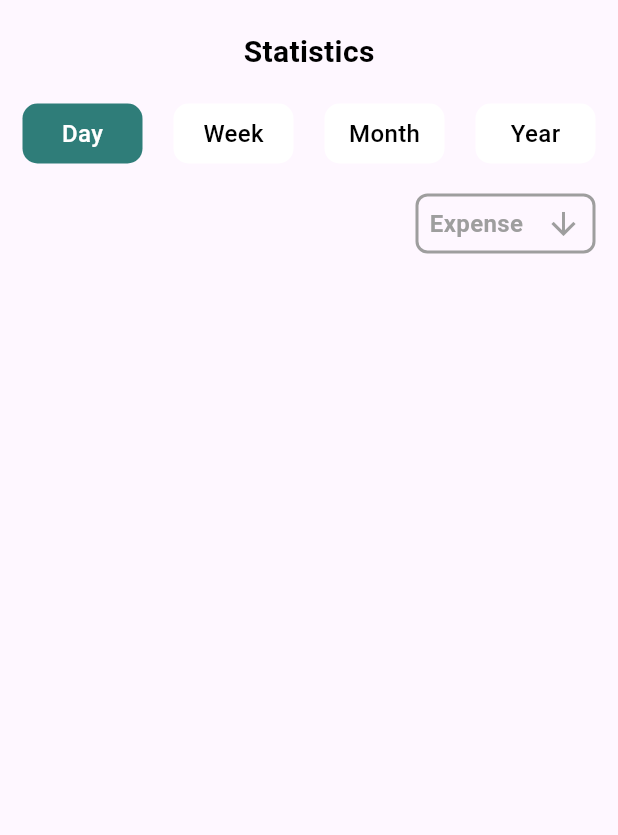
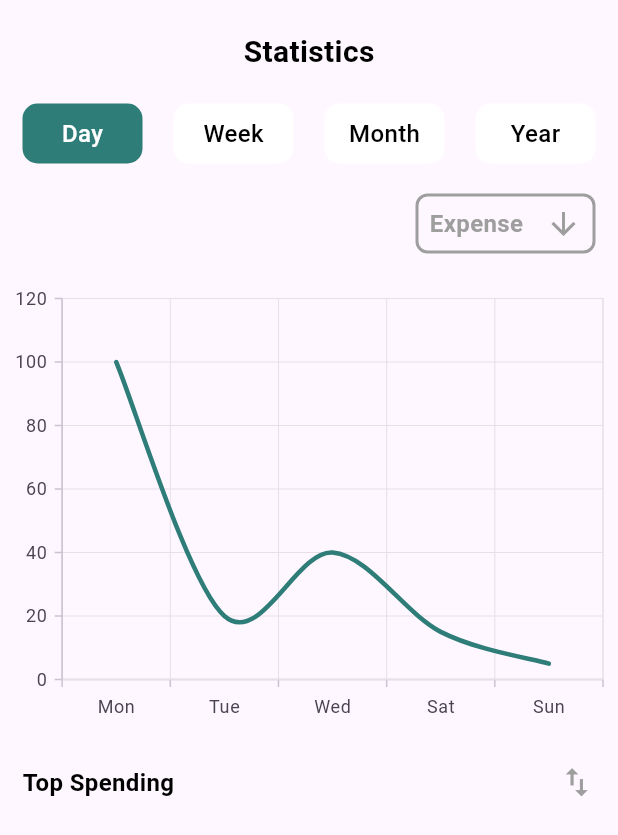
Before and after one commit to gitcoder-23/flutter_finance_app_ui, a Flutter app: the screen it shows after launch, on a phone screen of 412 x 824 dp. Shown: the top 835 px of the screen. Run offline on Flutter 3.47's test engine with Material 2 defaults, Android fonts, the phone set to English and light mode, and no system bars; our stand-ins replace syncfusion_flutter_charts.

Commit message:
stat chart added

```diff
--- a/lib/screens/statistics.dart
+++ b/lib/screens/statistics.dart
@@ -1,4 +1,5 @@
 import 'package:flutter/material.dart';
+import 'package:flutter_finance_app_ui/widgets/chart.dart';
 
 class Statistics extends StatefulWidget {
   const Statistics({super.key});
@@ -107,10 +108,34 @@
                       ),
                     ],
                   ),
+                ),
+                const SizedBox(height: 20),
+                const Chart(),
+                const SizedBox(height: 20),
+                const Padding(
+                  padding: EdgeInsets.symmetric(horizontal: 15),
+                  child: Row(
+                    mainAxisAlignment: MainAxisAlignment.spaceBetween,
+                    children: [
+                      Text(
+                        'Top Spending',
+                        style: TextStyle(
+                          color: Colors.black,
+                          fontSize: 16,
+                          fontWeight: FontWeight.bold,
+                        ),
+                      ),
+                      Icon(
+                        Icons.swap_vert,
+                        size: 25,
+                        color: Colors.grey,
+                      )
+                    ],
+                  ),
                 )
               ],
             ),
-          )
+          ),
         ],
       )),
     );
--- /dev/null
+++ b/lib/widgets/chart.dart
@@ -0,0 +1,43 @@
+import 'package:flutter/material.dart';
+import 'package:syncfusion_flutter_charts/charts.dart';
+
+class Chart extends StatefulWidget {
+  const Chart({super.key});
+
+  @override
+  State<Chart> createState() => _ChartState();
+}
+
+class _ChartState extends State<Chart> {
+  @override
+  Widget build(BuildContext context) {
+    return SizedBox(
+      width: double.infinity,
+      height: 300,
+      child: SfCartesianChart(
+        primaryXAxis: CategoryAxis(),
+        series: <SplineSeries<SalesData, String>>[
+          SplineSeries<SalesData, String>(
+            width: 3,
+            color: const Color.fromARGB(255, 47, 125, 121),
+            dataSource: <SalesData>[
+              SalesData(100, 'Mon'),
+              SalesData(20, 'Tue'),
+              SalesData(40, 'Wed'),
+              SalesData(15, 'Sat'),
+              SalesData(5, 'Sun'),
+            ],
+            xValueMapper: (SalesData sales, _) => sales.year,
+            yValueMapper: (SalesData sales, _) => sales.sales,
+          )
+        ],
+      ),
+    );
+  }
+}
+
+class SalesData {
+  SalesData(this.sales, this.year);
+  final String year;
+  final int sales;
+}
```
